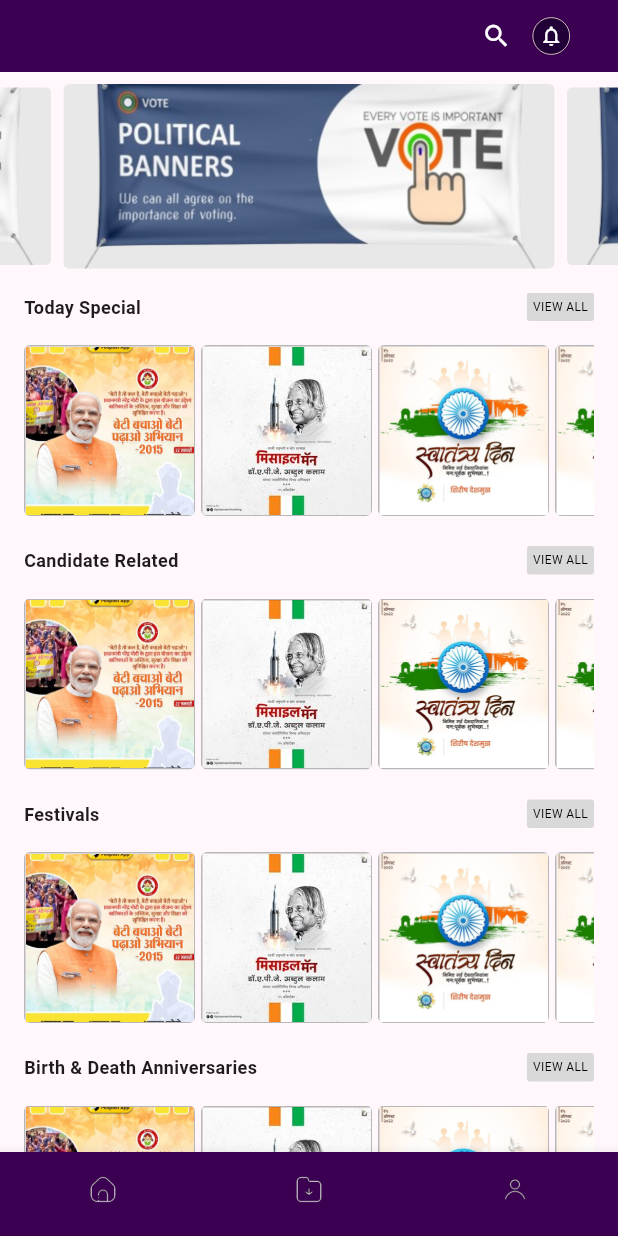
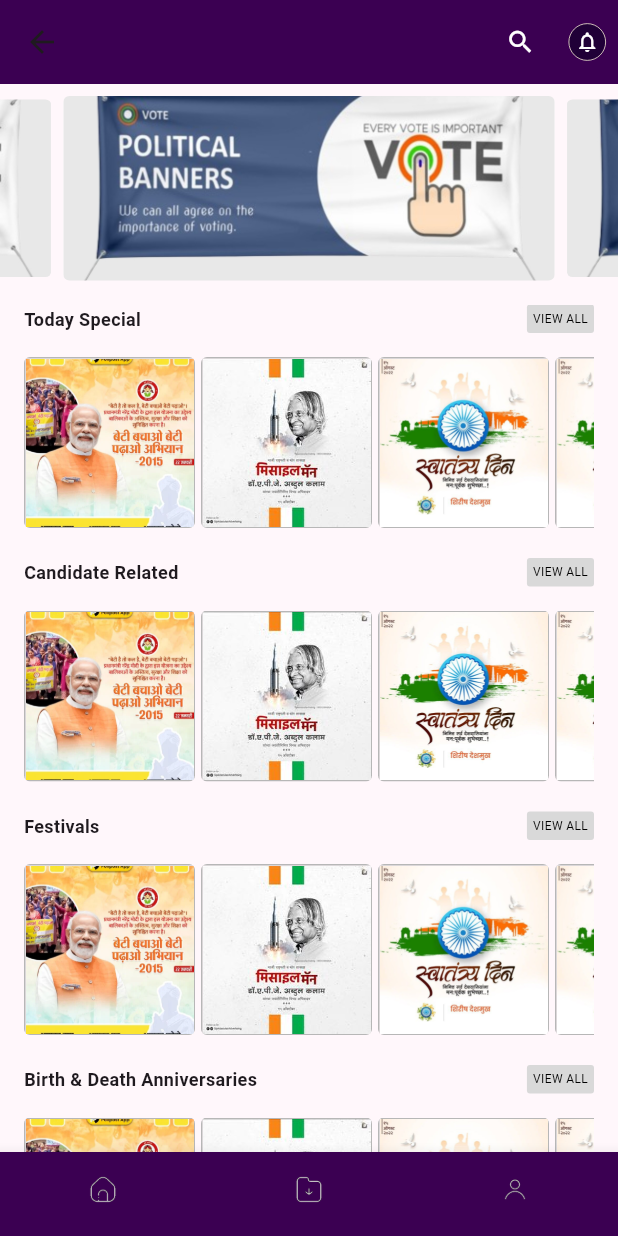
Before and after one commit to srideep-banerjee/fppollyposter, a Flutter app: the Dashboard screen opened directly, on a phone screen of 412 x 824 dp. Run offline on Flutter 3.47's test engine with Material 3 defaults, Android fonts, the phone set to English and light mode, and no system bars; drawn by our look-alikes of carousel_slider; our stand-ins replace flutter_native_splash, flutter_svg, pinput, shared_preferences; accounts and stored records are empty.

Commit message:
Dashboard Appbar improved

```diff
--- a/lib/features/dashboard/home/presentation/home.dart
+++ b/lib/features/dashboard/home/presentation/home.dart
@@ -3,7 +3,6 @@
 import 'package:wass_project1/features/category/domain/category.dart';
 import 'package:wass_project1/features/dashboard/home/presentation/category_highlight.dart';
 import 'package:wass_project1/features/dashboard/home/presentation/home_slider.dart';
-import 'package:wass_project1/features/dashboard/home/presentation/top_banner.dart';
 
 class HomeScreen extends StatefulWidget {
   const HomeScreen({super.key});
@@ -26,7 +25,6 @@
   Widget build(BuildContext context) {
     return Column(
       children: [
-        const TopBanner(),
         const SizedBox(height: 8),
         const HomeSlider(),
         const SizedBox(height: 16,),
--- a/lib/features/dashboard/home/presentation/top_banner.dart
+++ /dev/null
@@ -1,47 +0,0 @@
-import 'package:flutter/material.dart';
-import 'package:wass_project1/config/colors.dart';
-
-class TopBanner extends StatelessWidget {
-  const TopBanner({super.key});
-
-  @override
-  Widget build(BuildContext context) {
-    return Container(
-      padding: const EdgeInsets.symmetric(horizontal: 32),
-      alignment: Alignment.centerRight,
-      color: SharedColors.primary,
-      child: Row(
-        mainAxisSize: MainAxisSize.min,
-        crossAxisAlignment: CrossAxisAlignment.center,
-        children: [
-          IconButton(
-            iconSize: 20,
-            onPressed: search,
-            icon: const Icon(Icons.search, color: Colors.white),
-          ),
-          Container(
-            padding: const EdgeInsets.all(4),
-            decoration: BoxDecoration(
-              color: SharedColors.primaryDark,
-              border: Border.all(
-                color: SharedColors.buttonBorderColor,
-                width: 0.5,
-              ),
-              shape: BoxShape.circle
-            ),
-            alignment: Alignment.center,
-            child: const Icon(
-              Icons.notifications_outlined,
-              color: Colors.white,
-              size: 16,
-            ),
-          )
-        ],
-      ),
-    );
-  }
-
-  void search() {
-
-  }
-}
--- a/lib/features/dashboard/presentation/dashboard.dart
+++ b/lib/features/dashboard/presentation/dashboard.dart
@@ -15,6 +15,41 @@
   @override
   Widget build(BuildContext context) {
     return Scaffold(
+      appBar: AppBar(
+        backgroundColor: SharedColors.primary,
+        actions: [
+          const IconButton(
+            iconSize: 20,
+            onPressed: search,
+            icon: Icon(Icons.search, color: Colors.white),
+          ),
+          GestureDetector(
+            onTap: () {
+
+            },
+            child: Padding(
+              padding: const EdgeInsets.symmetric(horizontal: 8),
+              child: Container(
+                padding: const EdgeInsets.all(4),
+                decoration: BoxDecoration(
+                  color: SharedColors.primaryDark,
+                  border: Border.all(
+                    color: SharedColors.buttonBorderColor,
+                    width: 0.5,
+                  ),
+                  shape: BoxShape.circle
+                ),
+                alignment: Alignment.center,
+                child: const Icon(
+                  Icons.notifications_outlined,
+                  color: Colors.white,
+                  size: 16,
+                ),
+              ),
+            ),
+          ),
+        ],
+      ),
       body: SafeArea(
         child: Builder(
           builder: (context) {
@@ -67,3 +102,7 @@
     );
   }
 }
+
+void search() {
+
+}
```
